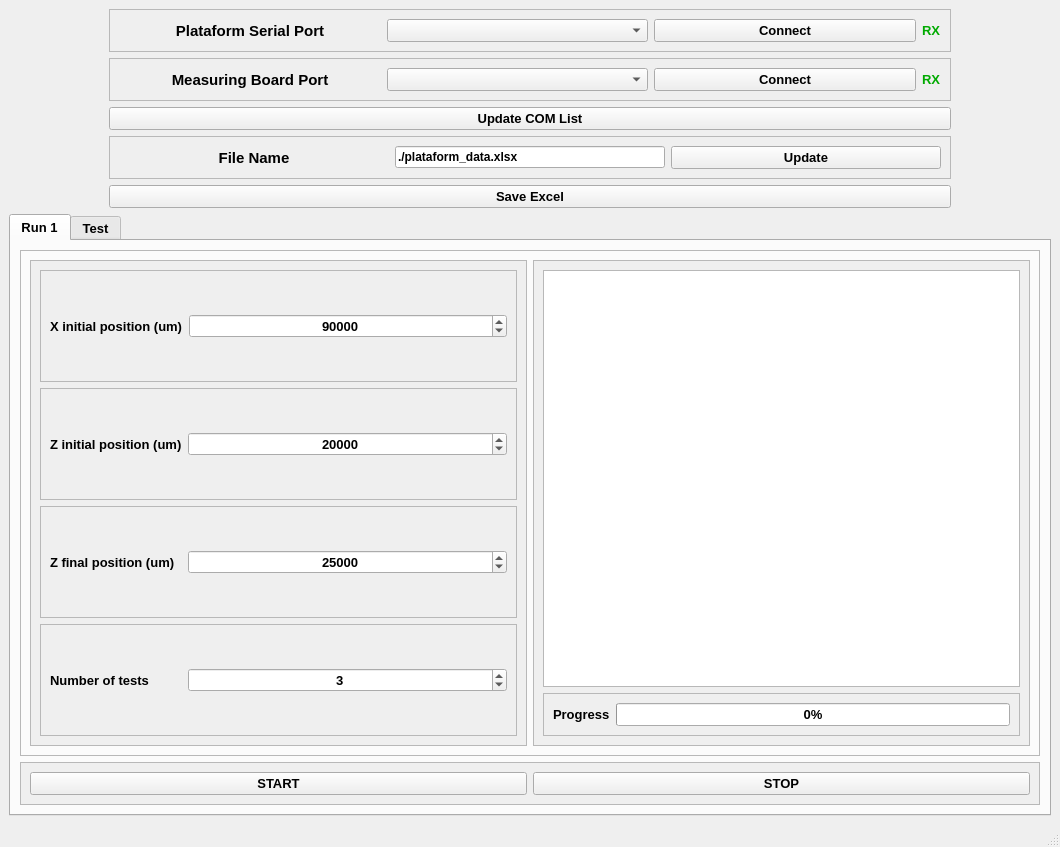
Old version of the form SOFTWARE/main_gui.ui in the repository adrielluiz/platform_tactile_acquisition.
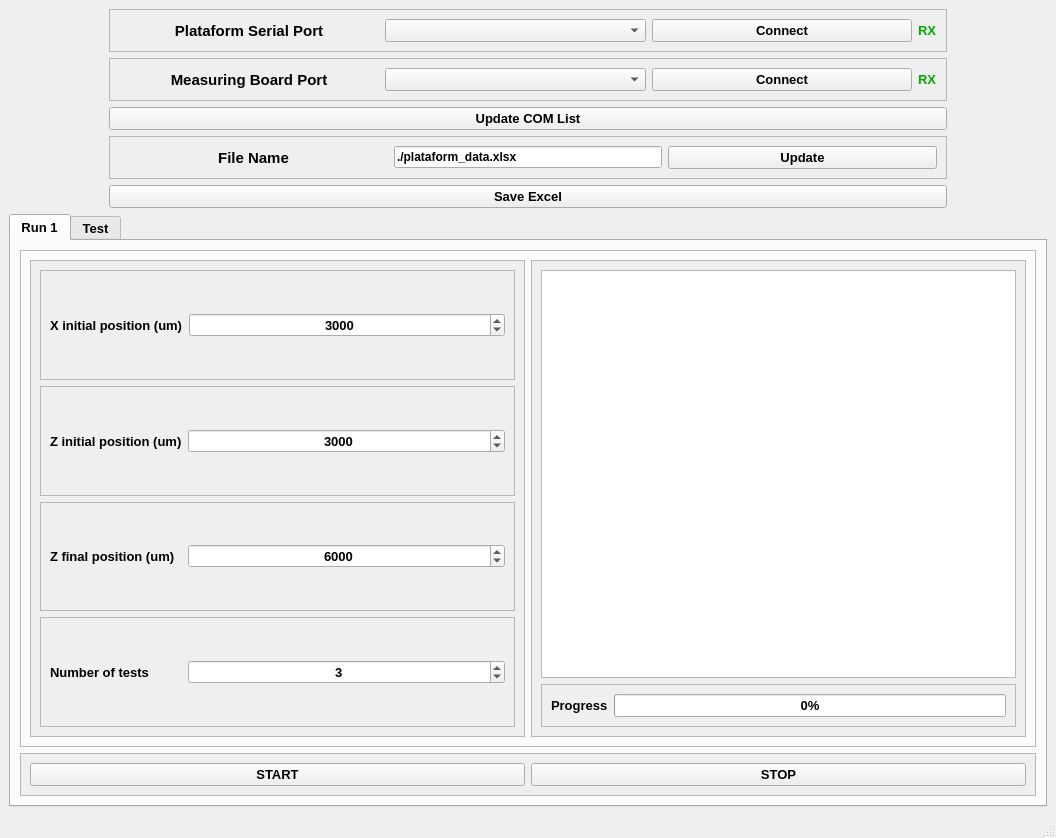
New version of the form.

```diff
--- a/SOFTWARE/main_gui.ui
+++ b/SOFTWARE/main_gui.ui
@@ -6,8 +6,8 @@
    <rect>
     <x>0</x>
     <y>0</y>
-    <width>1060</width>
-    <height>847</height>
+    <width>1056</width>
+    <height>838</height>
    </rect>
   </property>
   <property name="windowTitle">
@@ -387,7 +387,7 @@
                     <number>100</number>
                    </property>
                    <property name="value">
-                    <number>90000</number>
+                    <number>3000</number>
                    </property>
                   </widget>
                  </item>
@@ -428,7 +428,7 @@
                     <number>100</number>
                    </property>
                    <property name="value">
-                    <number>20000</number>
+                    <number>3000</number>
                    </property>
                   </widget>
                  </item>
@@ -478,7 +478,7 @@
                     <number>100</number>
                    </property>
                    <property name="value">
-                    <number>25000</number>
+                    <number>6000</number>
                    </property>
                   </widget>
                  </item>
```
Left out of the diff: 2 changed lines with no effect on the pictures.
